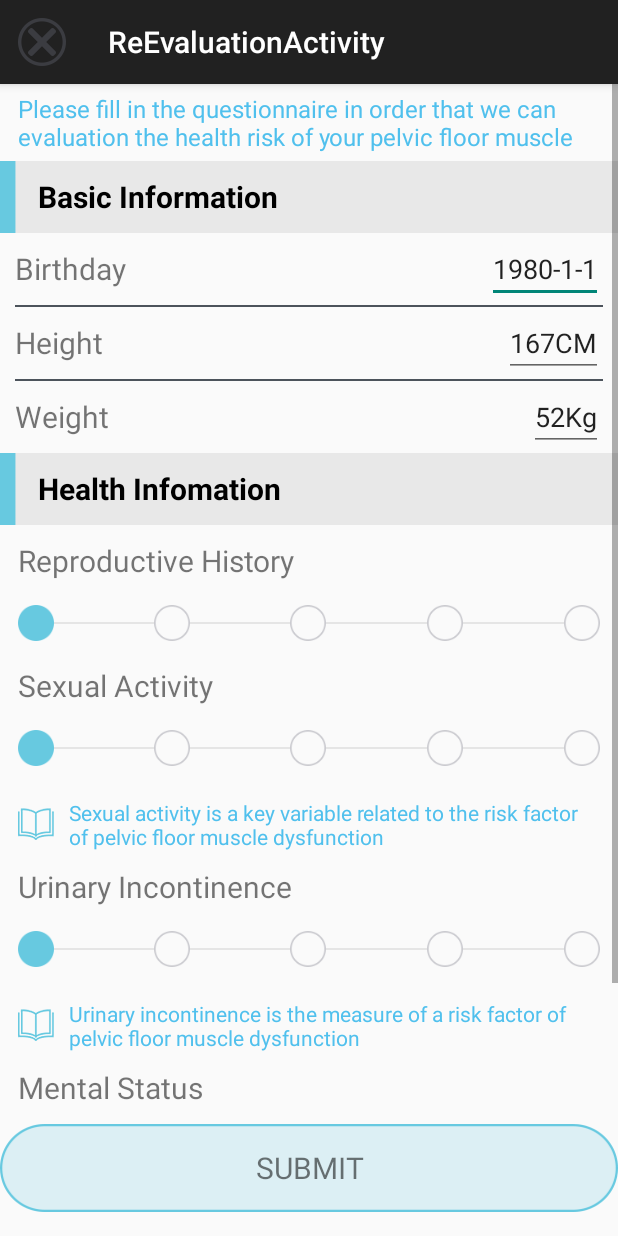
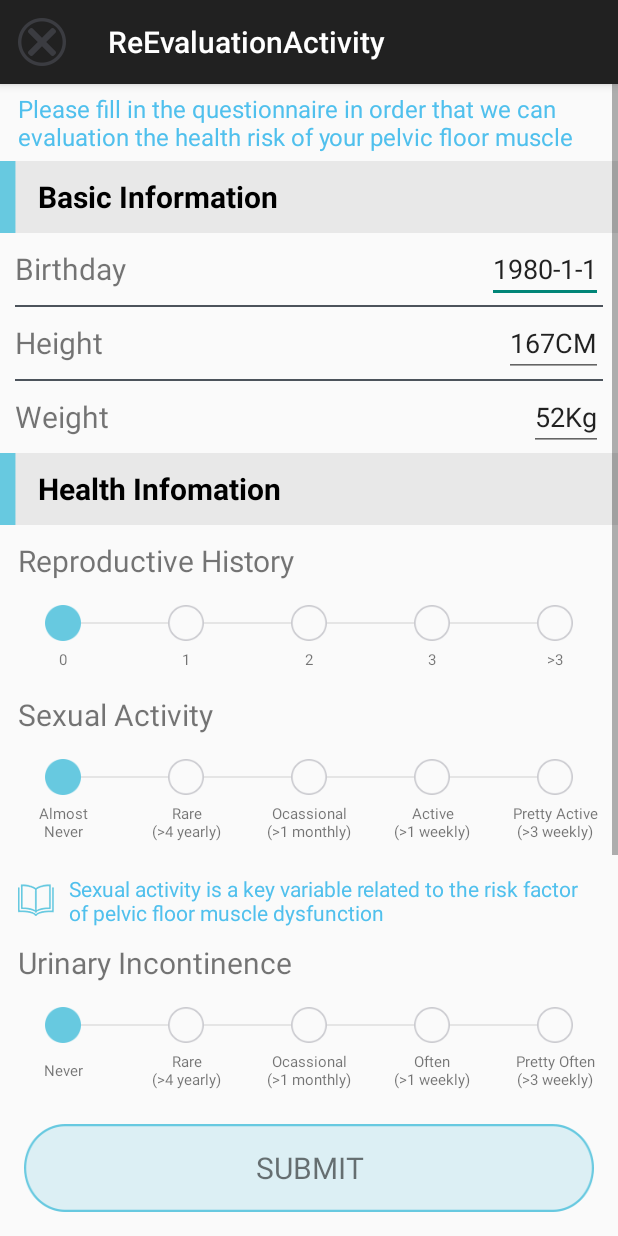
Before and after one commit to EricFu1120/Skea-Android, an Android app: the ReEvaluationActivity screen opened directly, with no data from a screen before it, on a phone screen of 412 x 824 dp. Run offline under Robolectric (Android 15) with nearby library versions, the phone set to English and light mode, and no system bars.

Commit message:
完成自定义控件的属性操作，简化代码，使之可以在XML直接配置文字

```diff
--- a/app/src/main/java/me/linkcube/skea/view/LevelRadioGroup.java
+++ b/app/src/main/java/me/linkcube/skea/view/LevelRadioGroup.java
@@ -1,31 +1,63 @@
 package me.linkcube.skea.view;
 
 import android.content.Context;
+import android.content.res.TypedArray;
 import android.util.AttributeSet;
+import android.util.Log;
+import android.view.View;
+import android.widget.LinearLayout;
 import android.widget.RadioGroup;
+import android.widget.TextView;
 
 import me.linkcube.skea.R;
 
 /**
  * Created by Ervin on 14/11/13.
  */
-public class LevelRadioGroup extends RadioGroup {
+public class LevelRadioGroup extends LinearLayout {
+
+    private String level1, level2, level3, level4, level5;
+
+    private TextView level1_tv, level2_tv, level3_tv, level4_tv, level5_tv;
+
+    private RadioGroup radioGroup;
 
     private OnLevelSelectedListener listener;
 
     public LevelRadioGroup(Context context) {
         super(context);
-        initViews(context);
+        init(null, 0);
     }
 
     public LevelRadioGroup(Context context, AttributeSet attrs) {
         super(context, attrs);
-        initViews(context);
+        init(attrs, 0);
     }
 
-    private void initViews(Context context) {
-        inflate(context, R.layout.level_radio_group, this);
-        setOnCheckedChangeListener(new OnCheckedChangeListener() {
+    private void init(AttributeSet attrs, int defStyle) {
+        View view = inflate(this.getContext(), R.layout.level_radio_group, this);
+        radioGroup = (RadioGroup) view.findViewById(R.id.radio_group);
+        level1_tv = (TextView) view.findViewById(R.id.level1_tv);
+        level2_tv = (TextView) view.findViewById(R.id.level2_tv);
+        level3_tv = (TextView) view.findViewById(R.id.level3_tv);
+        level4_tv = (TextView) view.findViewById(R.id.level4_tv);
+        level5_tv = (TextView) view.findViewById(R.id.level5_tv);
+
+        final TypedArray a = getContext().obtainStyledAttributes(
+                attrs, R.styleable.LevelRadioGroup, defStyle, 0);
+        level1 = a.getString(R.styleable.LevelRadioGroup_level1);
+        level2 = a.getString(R.styleable.LevelRadioGroup_level2);
+        level3 = a.getString(R.styleable.LevelRadioGroup_level3);
+        level4 = a.getString(R.styleable.LevelRadioGroup_level4);
+        level5 = a.getString(R.styleable.LevelRadioGroup_level5);
+
+        level1_tv.setText(level1);
+        level2_tv.setText(level2);
+        level3_tv.setText(level3);
+        level4_tv.setText(level4);
+        level5_tv.setText(level5);
+
+        radioGroup.setOnCheckedChangeListener(new RadioGroup.OnCheckedChangeListener() {
             @Override
             public void onCheckedChanged(RadioGroup group, int checkedId) {
                 if (listener == null)
--- a/app/src/main/res/layout/activity_re_evaluation.xml
+++ b/app/src/main/res/layout/activity_re_evaluation.xml
@@ -3,7 +3,6 @@
     android:layout_width="match_parent"
     android:layout_height="match_parent"
     android:orientation="vertical"
-    android:paddingBottom="@dimen/activity_vertical_margin"
     tools:context="me.linkcube.skea.ui.test.ReEvaluationActivity">
 
     <ScrollView
@@ -141,7 +140,12 @@
                     android:layout_marginTop="10dp"
                     android:text="Reproductive History" />
 
-                <me.linkcube.skea.view.LevelRadioGroup
+                <me.linkcube.skea.view.LevelRadioGroup xmlns:app="http://schemas.android.com/apk/res/me.linkcube.skea"
+                    app:level1="0"
+                    app:level2="1"
+                    app:level3="2"
+                    app:level4="3"
+                    app:level5=">3"
                     android:layout_marginTop="16dp"
                     android:layout_marginBottom="16dp"
                     android:layout_width="match_parent"
@@ -153,7 +157,12 @@
                     android:textSize="20sp"
                     android:text="Sexual Activity" />
 
-                <me.linkcube.skea.view.LevelRadioGroup
+                <me.linkcube.skea.view.LevelRadioGroup xmlns:app="http://schemas.android.com/apk/res/me.linkcube.skea"
+                    app:level1="Almost\nNever"
+                    app:level2="Rare\n(>4 yearly)"
+                    app:level3="Ocassional\n(>1 monthly)"
+                    app:level4="Active\n(>1 weekly)"
+                    app:level5="Pretty Active\n(>3 weekly)"
                     android:layout_marginTop="16dp"
                     android:layout_marginBottom="16dp"
                     android:layout_width="match_parent"
@@ -175,7 +184,12 @@
                     android:layout_marginTop="10dp"
                     android:text="Urinary Incontinence" />
 
-                <me.linkcube.skea.view.LevelRadioGroup
+                <me.linkcube.skea.view.LevelRadioGroup xmlns:app="http://schemas.android.com/apk/res/me.linkcube.skea"
+                    app:level1="Never"
+                    app:level2="Rare\n(>4 yearly)"
+                    app:level3="Ocassional\n(>1 monthly)"
+                    app:level4="Often\n(>1 weekly)"
+                    app:level5="Pretty Often\n(>3 weekly)"
                     android:layout_marginTop="16dp"
                     android:layout_marginBottom="16dp"
                     android:layout_width="match_parent"
@@ -198,7 +212,12 @@
                     android:layout_marginTop="10dp"
                     android:text="Mental Status" />
 
-                <me.linkcube.skea.view.LevelRadioGroup
+                <me.linkcube.skea.view.LevelRadioGroup xmlns:app="http://schemas.android.com/apk/res/me.linkcube.skea"
+                    app:level1="Very\nRestful"
+                    app:level2="Restful"
+                    app:level3="Normal"
+                    app:level4="Stressful"
+                    app:level5="Very\nStressful"
                     android:layout_marginTop="16dp"
                     android:layout_marginBottom="16dp"
                     android:layout_width="match_parent"
@@ -224,7 +243,7 @@
         style="?android:textAppearanceSmall"
         android:layout_width="match_parent"
         android:layout_height="wrap_content"
-        android:layout_marginTop="10dp"
+        android:layout_margin="16dp"
         android:background="@drawable/btn_blue"
         android:text="Submit"
         android:textSize="20dp" />
--- a/app/src/main/res/layout/activity_test_pelvic_muscle_result.xml
+++ b/app/src/main/res/layout/activity_test_pelvic_muscle_result.xml
@@ -120,11 +120,9 @@
 
     <Button
         android:id="@+id/reevaluate"
-        style="?android:textAppearanceSmall"
         android:layout_width="match_parent"
         android:layout_height="wrap_content"
-        android:layout_margin="25dp"
-        android:layout_marginTop="16dp"
+        android:layout_margin="16dp"
         android:background="@drawable/btn_blue"
         android:text="Re-evaluate"
         android:textSize="20dp" />
--- a/app/src/main/res/layout/level_radio_group.xml
+++ b/app/src/main/res/layout/level_radio_group.xml
@@ -1,7 +1,14 @@
 <?xml version="1.0" encoding="utf-8"?>
+<LinearLayout xmlns:android="http://schemas.android.com/apk/res/android"
+    android:layout_width="match_parent"
+    android:orientation="vertical"
+    android:layout_height="wrap_content">
 
-<RadioGroup xmlns:android="http://schemas.android.com/apk/res/android"
+    <RadioGroup
+        android:id="@+id/radio_group"
         android:orientation="horizontal"
+        android:layout_marginRight="18dp"
+        android:layout_marginLeft="18dp"
         android:gravity="center_vertical"
         android:layout_width="match_parent"
         android:layout_height="wrap_content">
@@ -66,5 +73,74 @@
             android:layout_width="@dimen/radio_button_size"
             android:layout_height="@dimen/radio_button_size" />
 
+    </RadioGroup>
 
-</RadioGroup>
+    <LinearLayout
+        android:layout_marginTop="5dp"
+        android:layout_width="match_parent"
+        android:gravity="center_vertical"
+        android:layout_height="wrap_content">
+
+        <TextView
+            android:textSize="@dimen/radio_button_text_size"
+            android:gravity="center_horizontal"
+            android:id="@+id/level1_tv"
+            android:text="level 1"
+            android:layout_width="60dp"
+            android:layout_height="wrap_content" />
+
+        <View
+            android:layout_width="0dp"
+            android:layout_weight="1"
+            android:layout_height="1dp" />
+
+        <TextView
+            android:textSize="@dimen/radio_button_text_size"
+            android:gravity="center_horizontal"
+            android:id="@+id/level2_tv"
+            android:text="level 1"
+            android:layout_width="60dp"
+            android:layout_height="wrap_content" />
+
+        <View
+            android:layout_width="0dp"
+            android:layout_weight="1"
+            android:layout_height="1dp" />
+
+        <TextView
+            android:textSize="@dimen/radio_button_text_size"
+            android:gravity="center_horizontal"
+            android:id="@+id/level3_tv"
+            android:text="level 1"
+            android:layout_width="60dp"
+            android:layout_height="wrap_content" />
+
+        <View
+            android:layout_width="0dp"
+            android:layout_weight="1"
+            android:layout_height="1dp" />
+
+        <TextView
+            android:textSize="@dimen/radio_button_text_size"
+            android:gravity="center_horizontal"
+            android:id="@+id/level4_tv"
+            android:text="level 1"
+            android:layout_width="60dp"
+            android:layout_height="wrap_content" />
+
+        <View
+            android:layout_width="0dp"
+            android:layout_weight="1"
+            android:layout_height="1dp" />
+
+        <TextView
+            android:textSize="@dimen/radio_button_text_size"
+            android:gravity="center_horizontal"
+            android:id="@+id/level5_tv"
+            android:text="level 1"
+            android:layout_width="60dp"
+            android:layout_height="wrap_content" />
+
+    </LinearLayout>
+
+</LinearLayout>
--- /dev/null
+++ b/app/src/main/res/values/attrs_level_radio_group.xml
@@ -0,0 +1,9 @@
+<resources>
+    <declare-styleable name="LevelRadioGroup">
+        <attr name="level1" format="string|reference" />
+        <attr name="level2" format="string|reference" />
+        <attr name="level3" format="string|reference" />
+        <attr name="level4" format="string|reference" />
+        <attr name="level5" format="string|reference" />
+    </declare-styleable>
+</resources>
--- a/app/src/main/res/values/dimens.xml
+++ b/app/src/main/res/values/dimens.xml
@@ -4,6 +4,7 @@
     <dimen name="activity_vertical_margin">16dp</dimen>
     <dimen name="activity_item_height">48dp</dimen>
     <dimen name="radio_button_size">24dp</dimen>
+    <dimen name="radio_button_text_size">10sp</dimen>
 
     <!-- TextView -->
     <dimen name="TextSize.Default">16.0dip</dimen>
```
Lines whose indentation alone changed are shown as unchanged.
